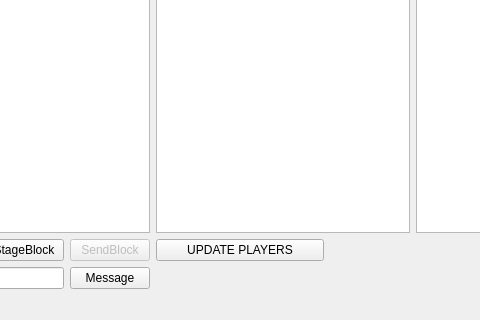
Qt form cute-fantasy/testingwindow.ui (protoblock/protoblock) before a commit; both pictures show x 111 to 591 and y 209 to 529 of the 770 by 529 pixel window.
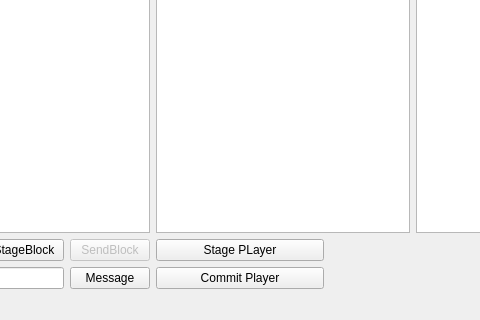
The same form after that commit.

What changed in the file:
```diff
--- a/cute-fantasy/testingwindow.ui
+++ b/cute-fantasy/testingwindow.ui
@@ -186,7 +186,7 @@
     <item row="5" column="3" colspan="2">
      <widget class="QPushButton" name="Update_PLayers">
       <property name="text">
-       <string>UPDATE PLAYERS</string>
+       <string>Stage PLayer</string>
       </property>
      </widget>
     </item>
@@ -200,6 +200,13 @@
       </property>
      </widget>
     </item>
+    <item row="6" column="3" colspan="2">
+     <widget class="QPushButton" name="commit_player">
+      <property name="text">
+       <string>Commit Player</string>
+      </property>
+     </widget>
+    </item>
    </layout>
   </widget>
   <widget class="QMenuBar" name="menubar">
```
Left out of the diff: 2 changed lines with no effect on the pictures.
